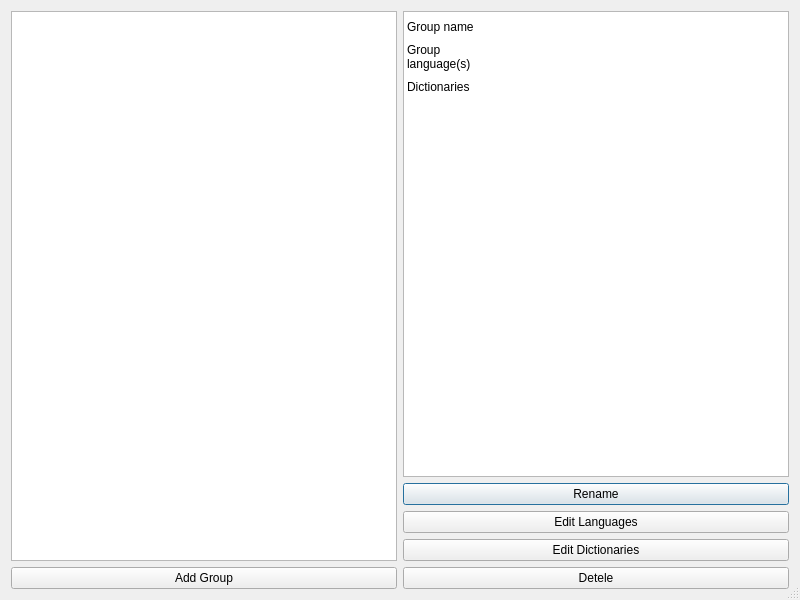
First picture: the form in src/edit/groupdialog.ui, repository Crissium/SilverDict-desktop, before the edit.
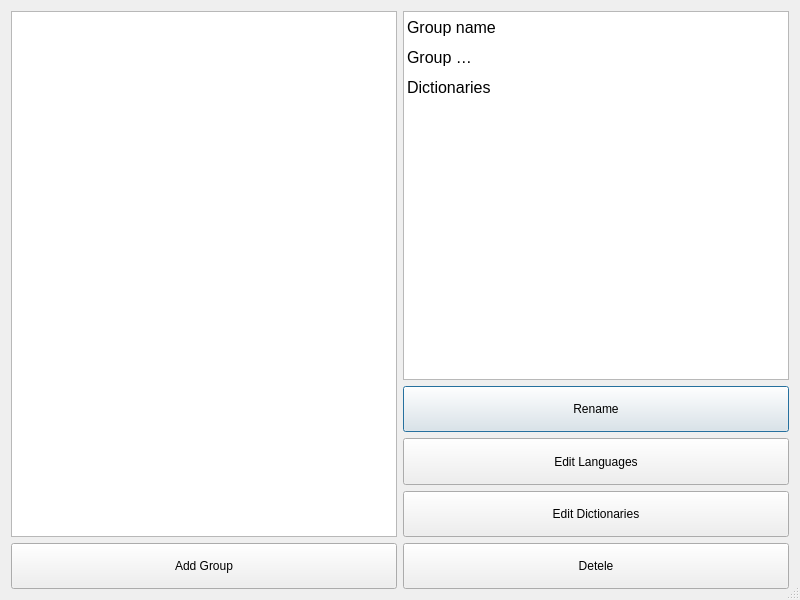
Second picture: the form after the edit.

The edit to the form file:
```diff
--- a/src/edit/groupdialog.ui
+++ b/src/edit/groupdialog.ui
@@ -25,9 +25,14 @@
   <property name="modal">
    <bool>false</bool>
   </property>
-     <layout class="QGridLayout" name="gridLayout" rowstretch="1,0,0,0,0">
+  <layout class="QGridLayout" name="gridLayout" rowstretch="8,1,1,1,1">
          <item row="0" column="1">
              <widget class="QTableWidget" name="tableWidget">
+     <property name="font">
+      <font>
+       <pointsize>12</pointsize>
+      </font>
+     </property>
                  <property name="showGrid">
                      <bool>false</bool>
                  </property>
@@ -173,7 +178,19 @@
              </widget>
          </item>
          <item row="0" column="0" rowspan="4">
-             <widget class="QListWidget" name="listWidget"/>
+    <widget class="QListWidget" name="listWidget">
+     <property name="font">
+      <font>
+       <pointsize>12</pointsize>
+      </font>
+     </property>
+     <property name="gridSize">
+      <size>
+       <width>0</width>
+       <height>25</height>
+      </size>
+     </property>
+    </widget>
          </item>
      </layout>
  </widget>
```
Left out of the diff: 9 changed lines with no effect on the pictures. Lines whose indentation alone changed are shown as unchanged.
